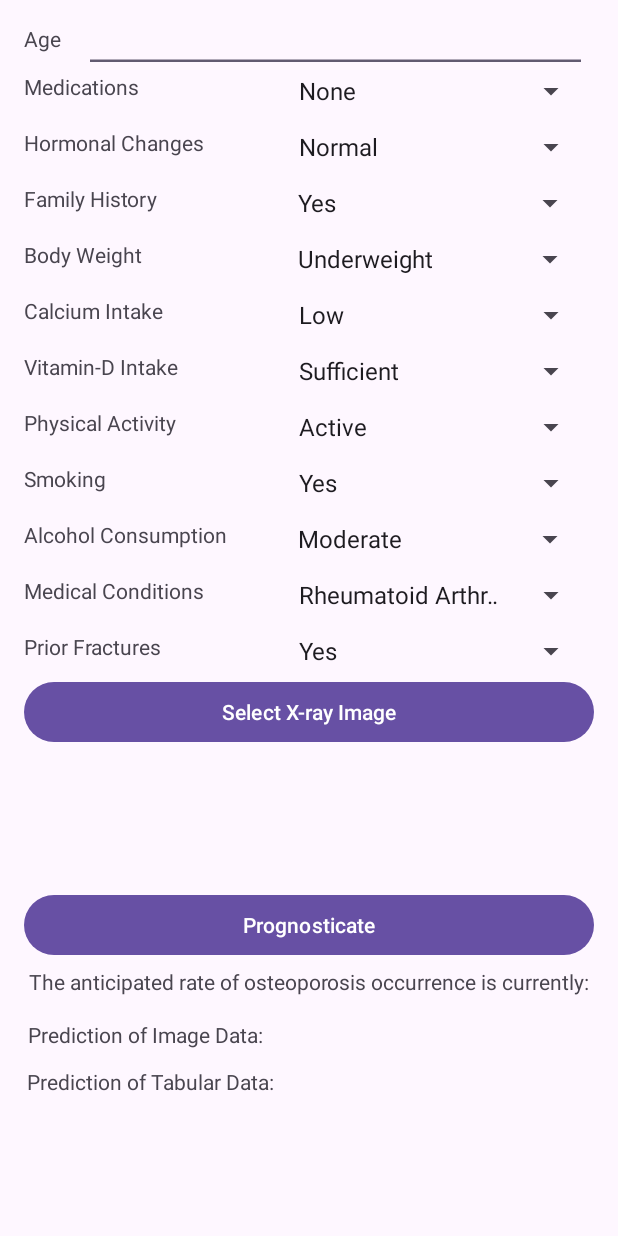
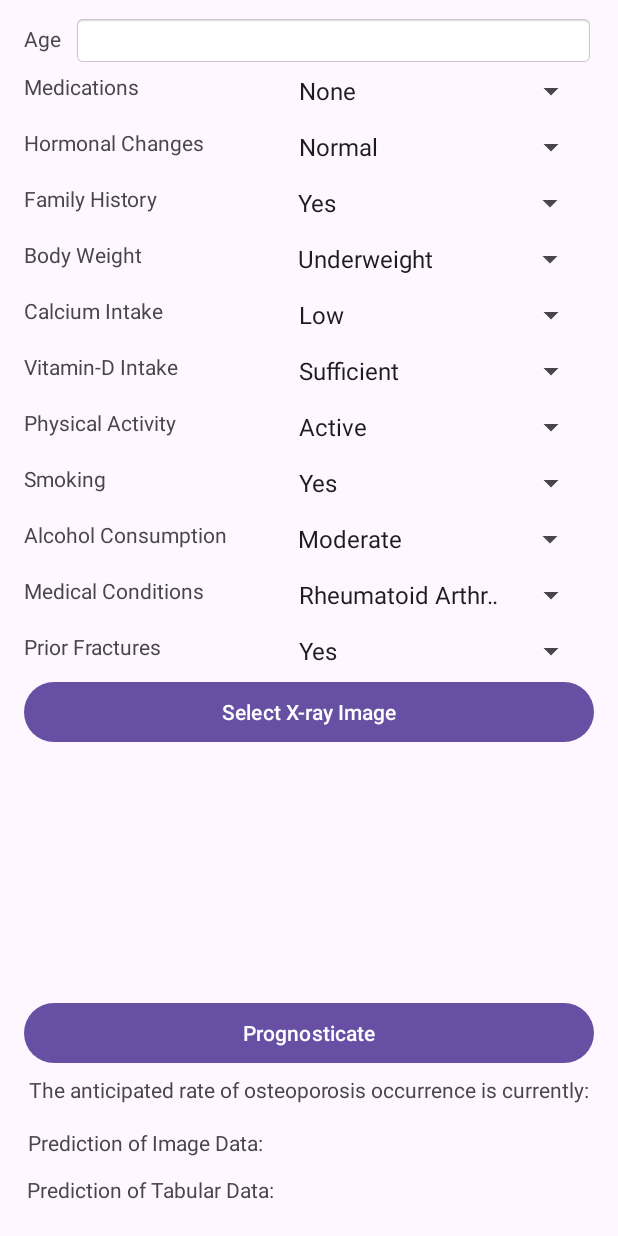
Before and after one commit to parthshah04/Osteoporosis-Detection-App, an Android app: the MainActivity screen opened directly, with no data from a screen before it, on a phone screen of 412 x 824 dp. Run offline under Robolectric (Android 15) with nearby library versions, the phone set to English and light mode, and no system bars; libraries missing offline, so code that uses them is left out: org.tensorflow.lite; 2 statements that could not run were skipped.

Commit message:
Age Visibilty added

```diff
--- a/app/src/main/java/com/example/osteoporosis_detection/MainActivity.java
+++ b/app/src/main/java/com/example/osteoporosis_detection/MainActivity.java
@@ -66,7 +66,6 @@ public class MainActivity extends AppCompatActivity {
         textViewImagePrediction = findViewById(R.id.textViewImagePrediction);
         textViewTabularPrediction = findViewById(R.id.textViewTabularPrediction);
         progressBarResult = findViewById(R.id.progressBarResult);
-
         // Set up listeners
         buttonSelectImage.setOnClickListener(v -> selectImage());
         buttonPredict.setOnClickListener(v -> makePrediction());
@@ -200,7 +199,7 @@ public class MainActivity extends AppCompatActivity {
     }
 
     @Override
-    protected void onDestroy(){
+    protected void onDestroy() {
         super.onDestroy();
         if (tfliteVGG19 != null) {
             tfliteVGG19.close();
--- a/app/src/main/res/layout/activity_main.xml
+++ b/app/src/main/res/layout/activity_main.xml
@@ -6,6 +6,29 @@
     android:layout_width="match_parent"
     android:layout_height="match_parent"
     tools:context=".MainActivity">
+
+<!--    &lt;!&ndash; Age Input &ndash;&gt;-->
+<!--    <TextView-->
+<!--        android:id="@+id/textViewAge"-->
+<!--        android:layout_width="wrap_content"-->
+<!--        android:layout_height="wrap_content"-->
+<!--        android:text="Age"-->
+<!--        app:layout_constraintTop_toTopOf="parent"-->
+<!--        app:layout_constraintStart_toStartOf="parent"-->
+<!--        android:layout_marginTop="16dp"-->
+<!--        android:layout_marginStart="16dp" />-->
+
+<!--    <EditText-->
+<!--        android:id="@+id/editTextAge"-->
+<!--        android:layout_width="335dp"-->
+<!--        android:layout_height="20dp"-->
+<!--        android:layout_marginStart="8dp"-->
+<!--        android:layout_marginTop="16dp"-->
+<!--        android:layout_marginEnd="16dp"-->
+<!--        android:inputType="numberDecimal"-->
+<!--        app:layout_constraintEnd_toEndOf="parent"-->
+<!--        app:layout_constraintStart_toEndOf="@id/textViewAge"-->
+<!--        app:layout_constraintTop_toTopOf="parent" />-->
 
     <!-- Age Input -->
     <TextView
@@ -18,21 +41,23 @@
         android:layout_marginTop="16dp"
         android:layout_marginStart="16dp"/>
 
-    <!-- Medications Input -->
-
     <EditText
         android:id="@+id/editTextAge"
-        android:layout_width="335dp"
-        android:layout_height="20dp"
+        android:layout_width="0dp"
+        android:layout_height="wrap_content"
         android:layout_marginStart="8dp"
-        android:layout_marginTop="28dp"
+        android:layout_marginTop="10dp"
         android:layout_marginEnd="16dp"
+        android:background="@android:drawable/editbox_background_normal"
         android:inputType="numberDecimal"
+        android:textColor="@android:color/black"
+        android:textSize="16sp"
         app:layout_constraintEnd_toEndOf="parent"
-        app:layout_constraintHorizontal_bias="0.636"
         app:layout_constraintStart_toEndOf="@id/textViewAge"
         app:layout_constraintTop_toTopOf="parent" />
 
+
+    <!-- Medications Input -->
     <TextView
         android:id="@+id/textViewMedications"
         android:layout_width="wrap_content"
@@ -67,7 +92,6 @@
         app:layout_constraintTop_toBottomOf="@id/textViewMedications" />
 
     <!-- Family History Input -->
-
     <Spinner
         android:id="@+id/spinnerHormonalChanges"
         android:layout_width="200dp"
@@ -92,7 +116,6 @@
         app:layout_constraintStart_toStartOf="parent"
         app:layout_constraintTop_toBottomOf="@id/textViewHormonalChanges" />
 
-
     <!-- Body Weight Input -->
     <Spinner
         android:id="@+id/spinnerFamilyHistory"
@@ -116,7 +139,6 @@
         app:layout_constraintTop_toBottomOf="@id/textViewFamilyHistory" />
 
     <!-- Calcium Intake Input -->
-
     <Spinner
         android:id="@+id/spinnerBodyWeight"
         android:layout_width="200dp"
@@ -208,7 +230,6 @@
         app:layout_constraintTop_toBottomOf="@id/textViewPhysicalActivity" />
 
     <!-- Alcohol Consumption Input -->
-
     <Spinner
         android:id="@+id/spinnerSmoking"
         android:layout_width="200dp"
@@ -301,20 +322,18 @@
         app:layout_constraintStart_toStartOf="parent"
         app:layout_constraintTop_toBottomOf="@id/spinnerPriorFractures" />
 
-    <!-- Predict Button -->
-
     <ImageView
         android:id="@+id/imageView"
-        android:layout_width="139dp"
-        android:layout_height="78dp"
+        android:layout_width="0dp"
+        android:layout_height="150dp"
+        app:layout_constraintTop_toBottomOf="@id/buttonSelectImage"
+        app:layout_constraintStart_toStartOf="parent"
+        android:layout_marginTop="8dp"
         android:layout_marginStart="16dp"
-        android:layout_marginTop="8dp"
         android:layout_marginEnd="16dp"
+        app:layout_constraintEnd_toEndOf="parent"
         android:contentDescription="Uploaded Image"
-        android:scaleType="centerCrop"
-        app:layout_constraintEnd_toEndOf="parent"
-        app:layout_constraintStart_toStartOf="parent"
-        app:layout_constraintTop_toBottomOf="@id/buttonSelectImage" />
+        android:scaleType="centerCrop" />
 
     <Button
         android:id="@+id/buttonPredict"
@@ -340,9 +359,8 @@
         app:layout_constraintEnd_toEndOf="parent"
         app:layout_constraintStart_toStartOf="parent"
         app:layout_constraintTop_toBottomOf="@id/buttonPredict" />
+
     <!-- Prediction of Image Data -->
-
-    <!-- Prediction of Tabular Data -->
     <TextView
         android:id="@+id/textViewImagePrediction"
         android:layout_width="wrap_content"
@@ -356,7 +374,7 @@
         app:layout_constraintStart_toStartOf="parent"
         app:layout_constraintTop_toBottomOf="@id/textViewResult" />
 
-    <!-- Circular Progress Bar -->
+    <!-- Prediction of Tabular Data -->
     <TextView
         android:id="@+id/textViewTabularPrediction"
         android:layout_width="wrap_content"
@@ -370,6 +388,7 @@
         app:layout_constraintStart_toStartOf="parent"
         app:layout_constraintTop_toBottomOf="@id/textViewImagePrediction" />
 
+    <!-- Circular Progress Bar -->
     <ProgressBar
         android:id="@+id/progressBarResult"
         style="?android:attr/progressBarStyleHorizontal"
```
